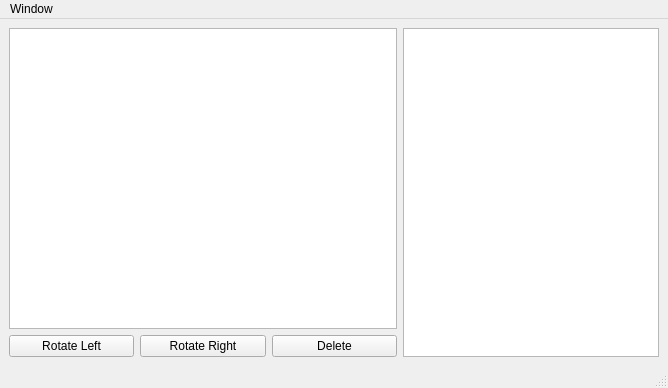
The window that src/ui/template_window.ui (ajvazz/Home-Planner-2D) describes before a commit, drawn with Qt 5.
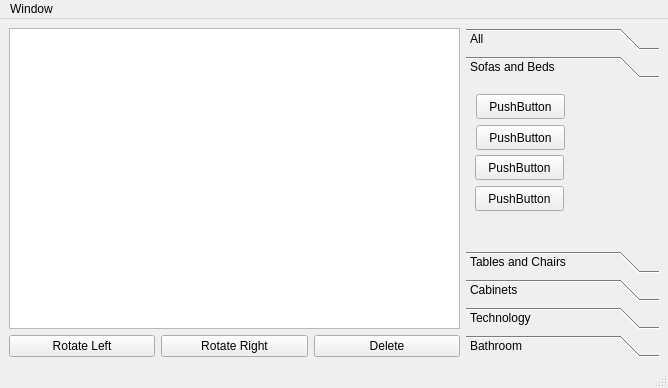
The same window after the commit. The open tabs and pages were chosen to show the change.

Commit message:
Designed window layout
* Instead of list widget, we used toolbox
* Furniture is organized by category

Diff of the .ui file:
```diff
--- a/src/ui/template_window.ui
+++ b/src/ui/template_window.ui
@@ -20,9 +20,9 @@
      <verstretch>0</verstretch>
     </sizepolicy>
    </property>
-   <layout class="QHBoxLayout" name="horizontalLayout_2" stretch="7,0">
+   <layout class="QHBoxLayout" name="horizontalLayout_2" stretch="7,3">
     <item>
-     <layout class="QVBoxLayout" name="verticalLayout">
+     <layout class="QVBoxLayout" name="verticalLayout" stretch="0,0">
       <item>
        <widget class="QGraphicsView" name="graphicsView">
         <property name="cursor" stdset="0">
@@ -73,7 +73,140 @@
      </layout>
     </item>
     <item>
-     <widget class="QListWidget" name="listWidget"/>
+     <widget class="QToolBox" name="toolBox">
+      <property name="frameShape">
+       <enum>QFrame::NoFrame</enum>
+      </property>
+      <property name="currentIndex">
+       <number>5</number>
+      </property>
+      <property name="tabSpacing">
+       <number>6</number>
+      </property>
+      <widget class="QWidget" name="tbAll">
+       <attribute name="label">
+        <string>All</string>
+       </attribute>
+       <layout class="QVBoxLayout" name="verticalLayout_2"/>
+      </widget>
+      <widget class="QWidget" name="tbSofaBed">
+       <attribute name="label">
+        <string>Sofas and Beds</string>
+       </attribute>
+       <widget class="QPushButton" name="pushButton_8">
+        <property name="geometry">
+         <rect>
+          <x>10</x>
+          <y>41</y>
+          <width>89</width>
+          <height>25</height>
+         </rect>
+        </property>
+        <property name="text">
+         <string>PushButton</string>
+        </property>
+       </widget>
+       <widget class="QPushButton" name="pushButton_9">
+        <property name="geometry">
+         <rect>
+          <x>9</x>
+          <y>102</y>
+          <width>89</width>
+          <height>25</height>
+         </rect>
+        </property>
+        <property name="text">
+         <string>PushButton</string>
+        </property>
+       </widget>
+       <widget class="QPushButton" name="pushButton_10">
+        <property name="geometry">
+         <rect>
+          <x>9</x>
+          <y>71</y>
+          <width>89</width>
+          <height>25</height>
+         </rect>
+        </property>
+        <property name="text">
+         <string>PushButton</string>
+        </property>
+       </widget>
+       <widget class="QPushButton" name="pushButton_11">
+        <property name="geometry">
+         <rect>
+          <x>10</x>
+          <y>10</y>
+          <width>89</width>
+          <height>25</height>
+         </rect>
+        </property>
+        <property name="text">
+         <string>PushButton</string>
+        </property>
+       </widget>
+      </widget>
+      <widget class="QWidget" name="tbTablesChairs">
+       <attribute name="label">
+        <string>Tables and Chairs</string>
+       </attribute>
+       <layout class="QVBoxLayout" name="verticalLayout_4"/>
+      </widget>
+      <widget class="QWidget" name="tbCabinets">
+       <attribute name="label">
+        <string>Cabinets</string>
+       </attribute>
+      </widget>
+      <widget class="QWidget" name="tbTech">
+       <attribute name="label">
+        <string>Technology</string>
+       </attribute>
+       <layout class="QVBoxLayout" name="verticalLayout_5"/>
+      </widget>
+      <widget class="QWidget" name="tbBathroom">
+       <attribute name="label">
+        <string>Bathroom</string>
+       </attribute>
+       <layout class="QVBoxLayout" name="verticalLayout_6">
+        <item>
+         <layout class="QHBoxLayout" name="horizontalLayout_3">
+          <item>
+           <widget class="QPushButton" name="pushButton_5">
+            <property name="text">
+             <string>Bath</string>
+            </property>
+           </widget>
+          </item>
+          <item>
+           <widget class="QPushButton" name="pushButton_7">
+            <property name="text">
+             <string>Shower</string>
+            </property>
+           </widget>
+          </item>
+         </layout>
+        </item>
+        <item>
+         <layout class="QHBoxLayout" name="horizontalLayout_4">
+          <item>
+           <widget class="QPushButton" name="pushButton_4">
+            <property name="text">
+             <string>Toilette</string>
+            </property>
+           </widget>
+          </item>
+          <item>
+           <widget class="QPushButton" name="pushButton_6">
+            <property name="text">
+             <string>Sink</string>
+            </property>
+           </widget>
+          </item>
+         </layout>
+        </item>
+       </layout>
+      </widget>
+     </widget>
     </item>
    </layout>
   </widget>
```
The commit also changes 3 other files.
